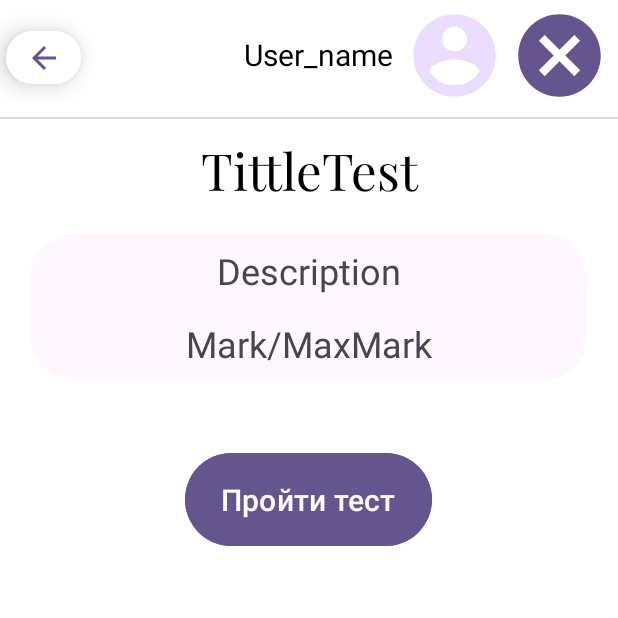
After one commit to oktawel/MobileDistantEducation, an Android app: the InfoTestActivity screen opened directly, with no data from a screen before it, on a phone screen of 412 x 824 dp, the top half of it. The commit adds this screen. Run offline under Robolectric (Android 15) with nearby library versions, the phone set to English and light mode, and no system bars.

Commit message:
InfoTest

```diff
--- a/app/src/main/AndroidManifest.xml
+++ b/app/src/main/AndroidManifest.xml
@@ -26,6 +26,8 @@
         <activity android:name=".EditCourseActivity" />
         <activity android:name=".InfoCourse" />
 
+        <activity android:name=".InfoTestActivity" />
+
         <activity android:name=".WelcomeActivity"
             android:exported="true">
             <intent-filter>
--- /dev/null
+++ b/app/src/main/java/com/example/distanteducation/InfoTestActivity.kt
@@ -0,0 +1,114 @@
+package com.example.distanteducation
+
+import android.app.AlertDialog
+import android.content.Intent
+import android.graphics.Color
+import android.os.Build
+import android.os.Bundle
+import android.util.Log
+import android.view.Gravity
+import android.view.View
+import android.widget.Button
+import android.widget.ImageButton
+import android.widget.ImageView
+import android.widget.LinearLayout
+import android.widget.TextView
+import android.widget.Toast
+import androidx.appcompat.app.AppCompatActivity
+import androidx.cardview.widget.CardView
+import androidx.core.content.ContextCompat
+import androidx.transition.Visibility
+import com.example.distanteducation.functions.LogoutHelper
+import com.example.distanteducation.serverConection.Course
+import com.example.distanteducation.serverConection.Group
+import com.example.distanteducation.serverConection.Lecturer
+import com.example.distanteducation.serverConection.RetrofitClient
+import com.example.distanteducation.serverConection.Student
+import com.example.distanteducation.serverConection.Test
+import com.example.distanteducation.serverConection.UserSession
+import kotlinx.coroutines.CoroutineScope
+import kotlinx.coroutines.Dispatchers
+import kotlinx.coroutines.launch
+import kotlinx.coroutines.withContext
+
+class InfoTestActivity : AppCompatActivity() {
+    private lateinit var btnComplete: Button
+    private lateinit var tTittle: TextView
+    private lateinit var tDescription: TextView
+    private lateinit var tMark: TextView
+
+    private lateinit var token: String
+    private lateinit var infoTest: Test
+
+
+    override fun onCreate(savedInstanceState: Bundle?) {
+        super.onCreate(savedInstanceState)
+        setContentView(R.layout.activity_info_test)
+
+        btnComplete = findViewById(R.id.btnComplete)
+
+        token = UserSession.token ?: return
+
+        val userName: TextView = findViewById(R.id.user_name)
+
+        userName.text = UserSession.user!!.name +" "+ UserSession.user!!.surname
+
+        val btnLogout: ImageView = findViewById(R.id.btn_exit_acc)
+        btnLogout.setOnClickListener {
+            LogoutHelper.performLogout(this)
+        }
+        val btnBack: ImageButton = findViewById(R.id.btn_back)
+        btnBack.setOnClickListener {
+            finish()
+        }
+
+        val test = if (Build.VERSION.SDK_INT >= Build.VERSION_CODES.TIRAMISU) {
+            intent.getParcelableExtra("Test", Test::class.java)
+        } else {
+            intent.getParcelableExtra("Test")
+        }
+        infoTest = test!!
+
+        tTittle = findViewById(R.id.title)
+        tDescription = findViewById(R.id.containerDescription)
+        tMark = findViewById(R.id.containerMark)
+
+        tTittle.text = infoTest.name
+        tDescription.text = infoTest.description
+
+        val resultMark = "%.2f".format(test.mark)
+        if (test.mark == 0.toFloat()){
+            tMark.text = "Оценка: Ещё не пройден"
+            tMark.setTextColor(resources.getColor(R.color.red, theme))
+        }
+        else{
+            tMark.text = "Оценка: ${resultMark}"
+            tMark.setTextColor(resources.getColor(R.color.green, theme))
+        }
+
+        if (UserSession.user!!.role == "Lector" || test.mark != 0.toFloat() || !(test.open)){
+            if (UserSession.user!!.role == "Lector"){
+                tMark.visibility = View.GONE
+            }
+            btnComplete.visibility = View.GONE
+        }
+
+        btnComplete.setOnClickListener {
+            startAdd()
+        }
+
+
+
+    }
+
+    private fun startAdd(){
+        val intent = Intent(this, AddCourse::class.java)
+        startActivity(intent)
+    }
+
+
+
+
+
+
+}
--- /dev/null
+++ b/app/src/main/res/layout/activity_info_test.xml
@@ -0,0 +1,161 @@
+<LinearLayout xmlns:android="http://schemas.android.com/apk/res/android"
+    xmlns:app="http://schemas.android.com/apk/res-auto"
+    xmlns:tools="http://schemas.android.com/tools"
+    android:id="@+id/student_info_container"
+    android:layout_width="match_parent"
+    android:layout_height="match_parent"
+    android:orientation="vertical"
+    android:background="@color/white">
+
+    <RelativeLayout
+        android:layout_width="match_parent"
+        android:layout_height="70dp"
+        android:background="@android:color/white"
+        android:paddingTop="4dp">
+
+        <androidx.cardview.widget.CardView
+            android:layout_alignParentStart="true"
+            android:layout_alignParentBottom="true"
+            android:layout_marginStart="4dp"
+            android:layout_marginBottom="14dp"
+            android:background="@drawable/rounded_button"
+            android:layout_width="wrap_content"
+            android:layout_height="wrap_content"
+            app:cardElevation="10dp"
+            app:cardCornerRadius="50dp"
+            android:layout_gravity="center">
+            <ImageButton
+                android:id="@+id/btn_back"
+                android:layout_width="50dp"
+                android:layout_height="35dp"
+                android:src="@drawable/baseline_arrow_back_24"
+                app:tint="@color/button"
+                android:text="Назад"
+                android:background="@color/white"
+                android:scaleType="center"
+                android:elevation="0dp"
+                android:textColor="@color/white"
+                android:textSize="16sp" />
+        </androidx.cardview.widget.CardView>
+
+        <TextView
+            android:id="@+id/user_name"
+            android:layout_width="wrap_content"
+            android:layout_height="wrap_content"
+            android:layout_alignParentBottom="true"
+            android:layout_marginEnd="6dp"
+            android:layout_marginBottom="20dp"
+            android:layout_toStartOf="@+id/iv_profile_icon"
+            android:textSize="20sp"
+            android:maxEms="10"
+            android:textColor="@color/black"
+            android:text="User_name"/>
+
+        <ImageView
+            android:id="@+id/iv_profile_icon"
+            android:layout_width="70dp"
+            android:layout_height="70dp"
+            android:layout_gravity="center"
+            android:layout_marginEnd="0dp"
+            android:layout_toStartOf="@+id/btn_exit_acc"
+            android:contentDescription="Иконка профиля"
+            android:src="@drawable/baseline_account_circle_24"
+            app:tint="@color/light" />
+
+        <ImageView
+            android:id="@+id/btn_exit_acc"
+            android:layout_width="70dp"
+            android:layout_height="70dp"
+            android:layout_alignParentEnd="true"
+            android:layout_gravity="center"
+
+            android:layout_marginEnd="4dp"
+            android:contentDescription="Иконка выхода"
+            android:src="@drawable/baseline_cancel_24"
+            app:tint="@color/button" />
+    </RelativeLayout>
+
+    <View
+        android:id="@+id/view6"
+        android:layout_width="match_parent"
+        android:layout_height="1dp"
+        android:layout_marginVertical="8dp"
+        android:background="@color/grey_line"
+        app:layout_constraintBottom_toBottomOf="parent"
+        app:layout_constraintTop_toBottomOf="@+id/textView11"
+        app:layout_constraintVertical_bias="0.0"
+        tools:layout_editor_absoluteX="-46dp" />
+
+    <LinearLayout
+        android:layout_width="match_parent"
+        android:layout_height="447dp"
+        android:layout_weight="1"
+        android:gravity="center_horizontal"
+        android:orientation="vertical">
+
+        <TextView
+            android:id="@+id/title"
+            android:layout_width="match_parent"
+            android:layout_height="wrap_content"
+            android:fontFamily="@font/playfair_display"
+            android:gravity="center_horizontal"
+            android:text="TittleTest"
+            android:textColor="@color/black"
+            android:textSize="34sp" />
+
+        <LinearLayout
+            android:layout_width="match_parent"
+            android:layout_height="wrap_content"
+            android:gravity="center_horizontal"
+            android:orientation="vertical"
+            android:background="@drawable/rounded_field"
+            android:layout_marginHorizontal="20dp"
+            android:layout_marginVertical="20dp">
+
+            <TextView
+                android:id="@+id/containerDescription"
+                android:layout_width="match_parent"
+                android:layout_height="wrap_content"
+
+                android:gravity="center_horizontal"
+                android:padding="8dp"
+                android:text="Description"
+                android:textSize="24sp" />
+
+            <TextView
+                android:id="@+id/containerMark"
+                android:layout_width="match_parent"
+                android:layout_height="wrap_content"
+
+                android:gravity="center_horizontal"
+                android:padding="8dp"
+                android:text="Mark/MaxMark"
+                android:textSize="24sp" />
+        </LinearLayout>
+
+
+
+        <LinearLayout
+            android:layout_width="match_parent"
+            android:layout_height="100dp"
+            android:gravity="center"
+            android:orientation="vertical">
+
+            <Button
+                android:id="@+id/btnComplete"
+                android:text="Пройти тест"
+                android:drawablePadding="8dp"
+                android:layout_width="wrap_content"
+                android:layout_height="70dp"
+                android:textSize="20sp"
+                android:layout_gravity="center"
+                android:backgroundTint="@color/button"
+                android:textColor="@color/white"
+                android:layout_marginTop="20dp"
+                />
+
+        </LinearLayout>
+
+    </LinearLayout>
+
+</LinearLayout>
```
Also changed, not shown: app/src/main/java/com/example/distanteducation/EditActivity.kt (+57 -97 lines), app/src/main/java/com/example/distanteducation/InfoCourse.kt (+13 -10 lines), app/src/main/java/com/example/distanteducation/ListsActivity.kt (+72 -7 lines), app/src/main/java/com/example/distanteducation/serverConection/models.kt (+6 -5 lines).
